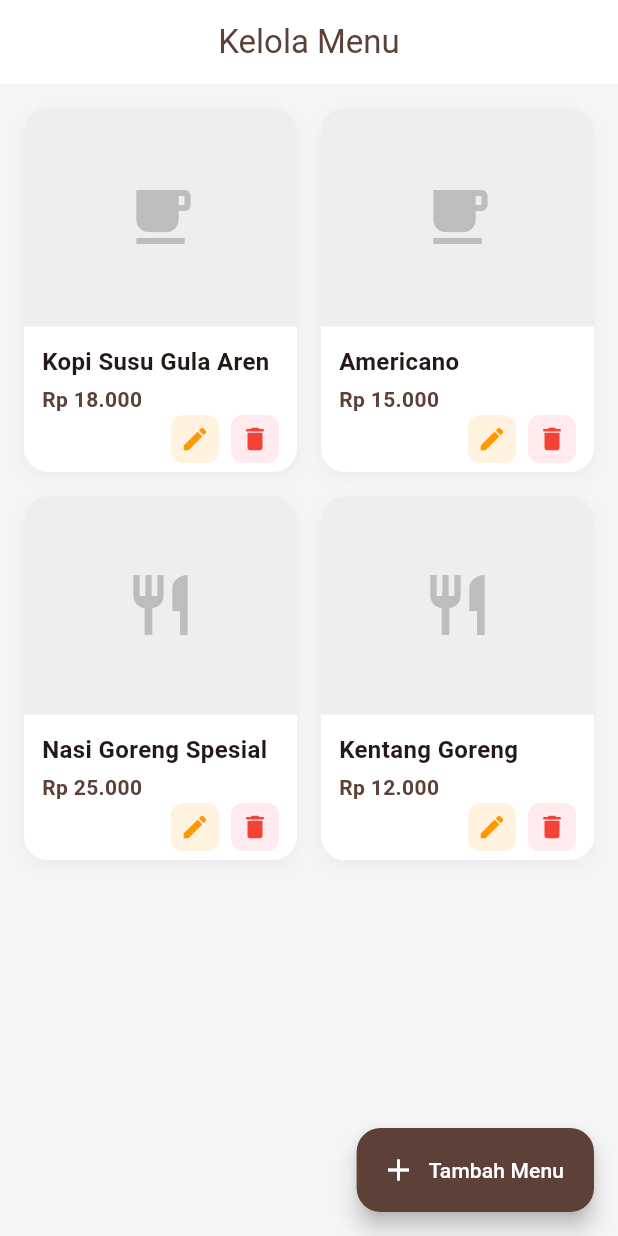
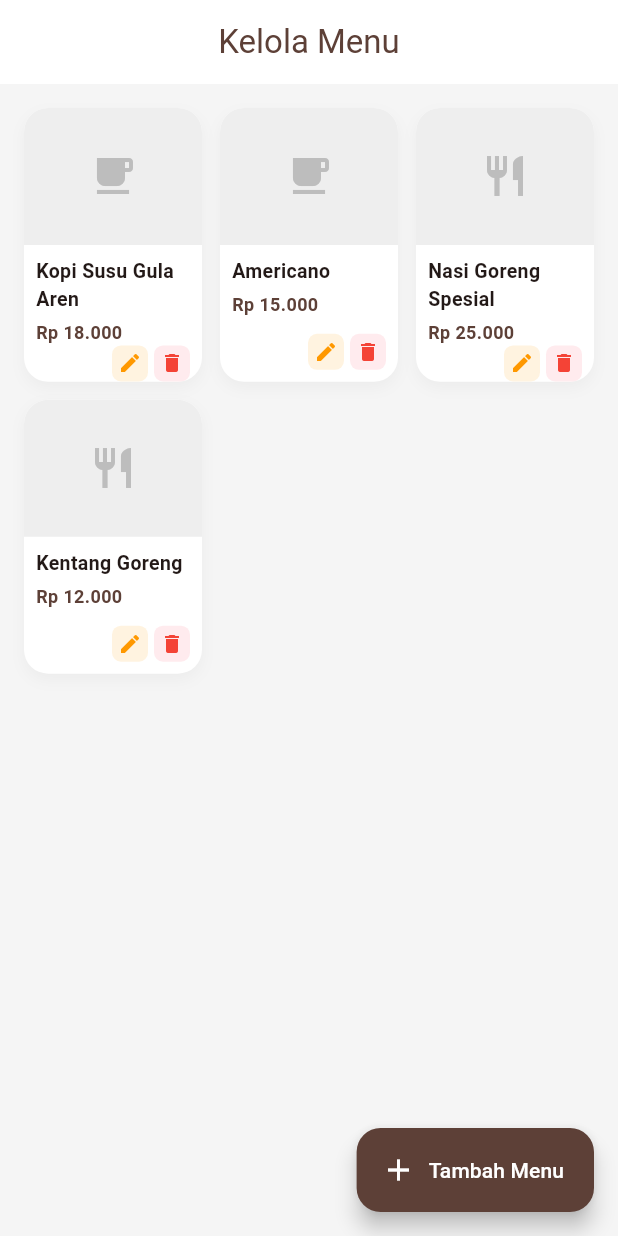
Before and after one commit to Eddienxl/frontend_rk_cafee, a Flutter app: the MenuManagementScreen screen opened directly, on a phone screen of 412 x 824 dp. Run offline on Flutter 3.47's test engine with Material 3 defaults, Android fonts, the light colour scheme and no system bars; our stand-ins replace google_fonts, shared_preferences; accounts and stored records are empty.

Commit message:
Update Menu UI for 3 columns grid

```diff
--- a/lib/screens/owner/menu_management_screen.dart
+++ b/lib/screens/owner/menu_management_screen.dart
@@ -148,10 +148,10 @@ class _MenuManagementScreenState extends State<MenuManagementScreen> {
               padding: const EdgeInsets.all(16.0),
               child: GridView.builder(
                 gridDelegate: const SliverGridDelegateWithFixedCrossAxisCount(
-                  crossAxisCount: 2, // 2 Kolom
-                  childAspectRatio: 0.75, // Aspect ratio card
-                  crossAxisSpacing: 16,
-                  mainAxisSpacing: 16,
+                  crossAxisCount: 3, // 3 Kolom
+                  childAspectRatio: 0.65, // Card lebih tinggi (sempit tapi muat konten)
+                  crossAxisSpacing: 12, // Spacing sedikit rapat
+                  mainAxisSpacing: 12,
                 ),
                 itemCount: _menus.length,
                 itemBuilder: (context, index) {
@@ -192,7 +192,7 @@ class _MenuManagementScreenState extends State<MenuManagementScreen> {
               child: Center(
                 child: Icon(
                   menu.kategori == 'MINUMAN' ? Icons.local_cafe : Icons.restaurant,
-                  size: 48,
+                  size: 32, // Smaller icon
                   color: Colors.grey[400],
                 ),
               ),
@@ -200,22 +200,22 @@ class _MenuManagementScreenState extends State<MenuManagementScreen> {
           ),
           // INFO
           Expanded(
-            flex: 2,
+            flex: 3, // Give more space for text
             child: Padding(
-              padding: const EdgeInsets.all(12.0),
+              padding: const EdgeInsets.all(8.0), // Smaller padding
               child: Column(
                 crossAxisAlignment: CrossAxisAlignment.start,
                 children: [
                   Text(
                     menu.nama,
-                    maxLines: 1,
+                    maxLines: 2, // Allow 2 lines
                     overflow: TextOverflow.ellipsis,
-                    style: const TextStyle(fontWeight: FontWeight.bold, fontSize: 16),
+                    style: const TextStyle(fontWeight: FontWeight.bold, fontSize: 13), // Smaller font
                   ),
                   const SizedBox(height: 4),
                   Text(
                     currencyFormatter.format(menu.harga),
-                    style: const TextStyle(color: Color(0xFF5D4037), fontWeight: FontWeight.bold),
+                    style: const TextStyle(color: Color(0xFF5D4037), fontWeight: FontWeight.bold, fontSize: 12),
                   ),
                   const Spacer(),
                   Row(
@@ -224,18 +224,18 @@ class _MenuManagementScreenState extends State<MenuManagementScreen> {
                       InkWell(
                         onTap: () => _showAddEditDialog(menu: menu),
                         child: Container(
-                          padding: const EdgeInsets.all(6),
-                          decoration: BoxDecoration(color: Colors.orange[50], borderRadius: BorderRadius.circular(8)),
-                          child: const Icon(Icons.edit, size: 20, color: Colors.orange),
+                          padding: const EdgeInsets.all(4),
+                          decoration: BoxDecoration(color: Colors.orange[50], borderRadius: BorderRadius.circular(6)),
+                          child: const Icon(Icons.edit, size: 16, color: Colors.orange),
                         ),
                       ),
-                      const SizedBox(width: 8),
+                      const SizedBox(width: 4),
                       InkWell(
                         onTap: () => _deleteMenu(menu),
                          child: Container(
-                          padding: const EdgeInsets.all(6),
-                          decoration: BoxDecoration(color: Colors.red[50], borderRadius: BorderRadius.circular(8)),
-                          child: const Icon(Icons.delete, size: 20, color: Colors.red),
+                          padding: const EdgeInsets.all(4),
+                          decoration: BoxDecoration(color: Colors.red[50], borderRadius: BorderRadius.circular(6)),
+                          child: const Icon(Icons.delete, size: 16, color: Colors.red),
                         ),
                       ),
                     ],
```
Also changed, not shown: 19 other files.
